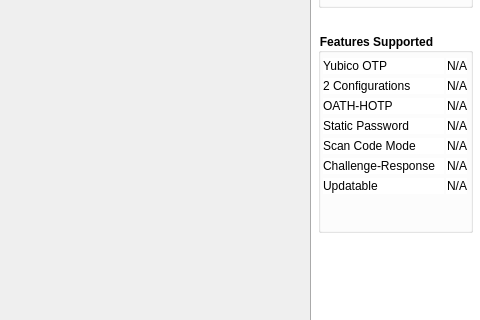
First picture: the form in src/ui/mainwindow.ui, repository Yubico/yubikey-personalization-gui, before the edit; both pictures show x 420 to 900 and y 380 to 700 of the 900 by 700 pixel window.
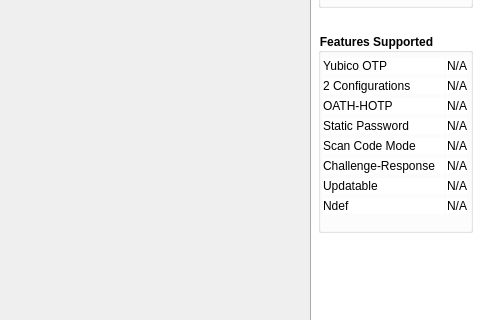
Second picture: the form after the edit. Icons and pictures are not drawn.

Commit message: show if the key supports Ndef

Diff of the .ui file:
```diff
--- a/src/ui/mainwindow.ui
+++ b/src/ui/mainwindow.ui
@@ -464,6 +464,44 @@
        <set>Qt::AlignRight|Qt::AlignTrailing|Qt::AlignVCenter</set>
       </property>
      </widget>
+     <widget class="QLabel" name="ndefSupportDescLbl">
+      <property name="geometry">
+       <rect>
+        <x>5</x>
+        <y>165</y>
+        <width>121</width>
+        <height>16</height>
+       </rect>
+      </property>
+      <property name="styleSheet">
+       <string notr="true">font-weight: normal;</string>
+      </property>
+      <property name="lineWidth">
+       <number>2</number>
+      </property>
+      <property name="text">
+       <string>Ndef </string>
+      </property>
+     </widget>
+     <widget class="QLabel" name="ndefSupportLbl">
+      <property name="geometry">
+       <rect>
+        <x>128</x>
+        <y>165</y>
+        <width>21</width>
+        <height>16</height>
+       </rect>
+      </property>
+      <property name="styleSheet">
+       <string notr="true">font-weight: normal;</string>
+      </property>
+      <property name="text">
+       <string>N/A</string>
+      </property>
+      <property name="alignment">
+       <set>Qt::AlignRight|Qt::AlignTrailing|Qt::AlignVCenter</set>
+      </property>
+     </widget>
     </widget>
     <widget class="QLabel" name="logoImg">
      <property name="geometry">
```
The commit also changes 3 other files.
